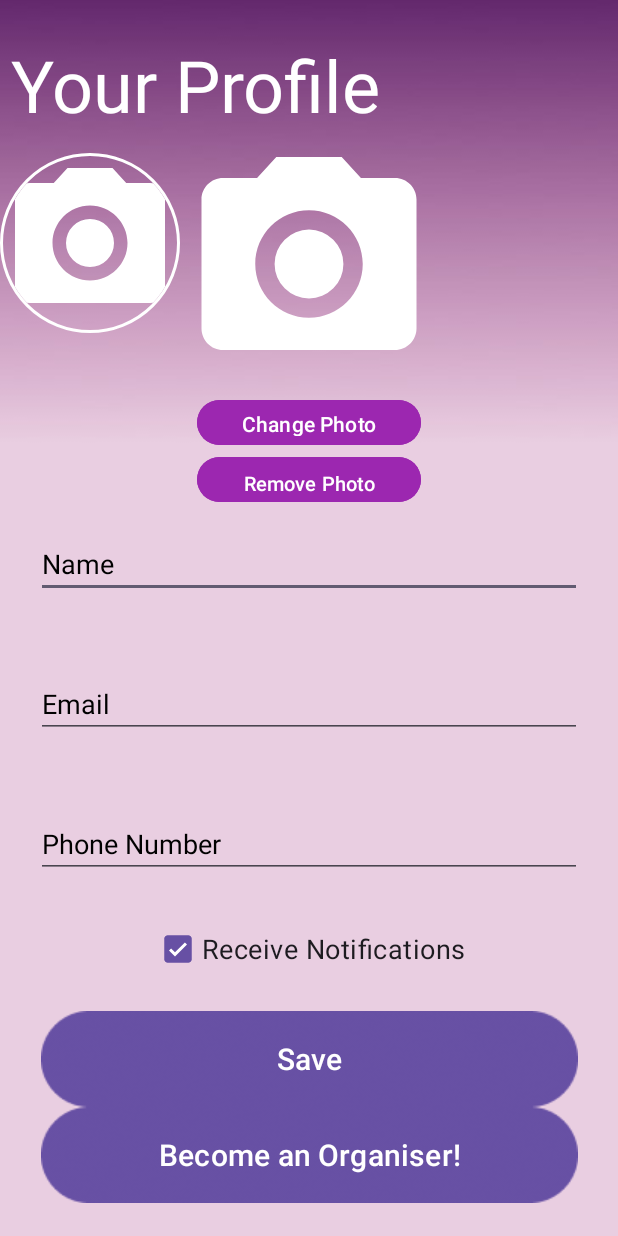
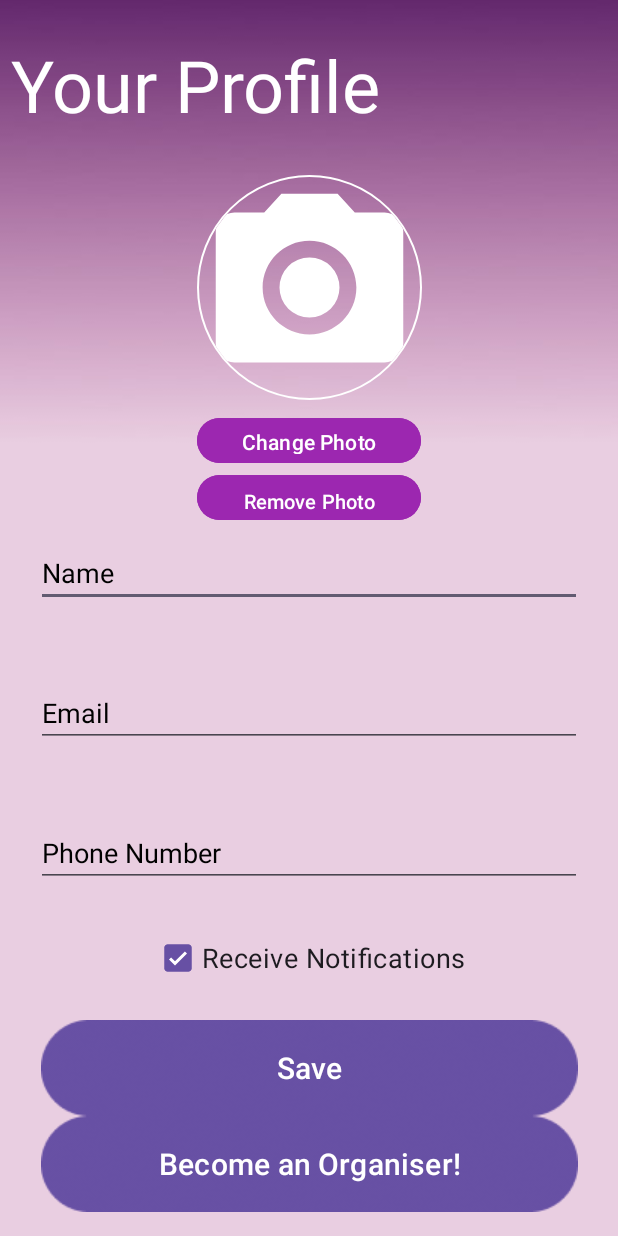
Before and after one commit to CMPUT301F24helios/Aethon-Events, an Android app: the ProfileActivity screen opened directly, with no data from a screen before it, on a phone screen of 412 x 824 dp. Run offline under Robolectric (Android 15) with nearby library versions, the phone set to English and light mode, and no system bars; our stand-ins replace CircleImageView, Firebase (no records; nobody signed in at launch, a user with empty details on screens opened directly), Picasso; pictures from the network do not load.

Commit message:
Profile pic circular update

```diff
--- a/app/src/main/java/com/example/aethoneventsapp/ProfileActivity.java
+++ b/app/src/main/java/com/example/aethoneventsapp/ProfileActivity.java
@@ -36,7 +36,6 @@ public class ProfileActivity extends AppCompatActivity {
     private String deviceId;
     private Uri imageUri;
     private UserProfile user;
-    private CircleImageView tmp_circularView;
 
     // Profile Data
     private String name, email, phNo, profilePic;
@@ -58,7 +57,6 @@ public class ProfileActivity extends AppCompatActivity {
         profileImageView = findViewById(R.id.profileImage);
         removePhoto = findViewById(R.id.removePhoto);
 
-        tmp_circularView = findViewById(R.id.circularImageView);
 
         // Initialize Firebase instances
         db = FirebaseFirestore.getInstance();
@@ -122,10 +120,6 @@ public class ProfileActivity extends AppCompatActivity {
                                     .load(profilePic)
                                     .placeholder(R.drawable.baseline_person_24) // Optional placeholder
                                     .into(profileImageView);
-                            Picasso.get()
-                                    .load(profilePic)
-                                    .placeholder(R.drawable.baseline_person_24) // Optional placeholder
-                                    .into(tmp_circularView);
                         }
 
                         if (Boolean.TRUE.equals(isOrganizer)) {
--- a/app/src/main/res/layout/profile_page.xml
+++ b/app/src/main/res/layout/profile_page.xml
@@ -20,38 +20,23 @@
         app:layout_constraintTop_toTopOf="parent" />
 
     <de.hdodenhof.circleimageview.CircleImageView
-        android:id="@+id/circularImageView"
-        android:layout_width="120dp"
-        android:layout_height="120dp"
+        android:id="@+id/profileImage"
+        android:layout_width="150dp"
+        android:layout_height="150dp"
         android:layout_centerInParent="true"
         android:layout_marginStart="9dp"
         android:layout_marginTop="28dp"
         android:layout_marginEnd="9dp"
-        android:layout_marginBottom="146dp"
         android:clickable="true"
         android:src="@drawable/baseline_camera_alt_24"
         app:civ_border_color="#ffffff"
-        app:civ_border_width="2dp"
+        app:civ_border_width="1dp"
 
-        app:layout_constraintBottom_toTopOf="@+id/edit_name"
-        app:layout_constraintEnd_toStartOf="@+id/profileImage"
-        app:layout_constraintStart_toStartOf="parent"
-        app:layout_constraintTop_toBottomOf="@+id/textView" />
-
-    <ImageView
-        android:id="@+id/profileImage"
-        android:layout_width="172dp"
-        android:layout_height="142dp"
-        android:layout_gravity="center_horizontal"
-        android:layout_marginTop="16dp"
-        android:layout_marginBottom="8dp"
-        android:clipToOutline="true"
-        android:scaleType="centerCrop"
-        android:src="@drawable/baseline_camera_alt_24"
         app:layout_constraintBottom_toTopOf="@+id/changePhoto"
         app:layout_constraintEnd_toEndOf="parent"
         app:layout_constraintStart_toStartOf="parent"
         app:layout_constraintTop_toBottomOf="@+id/textView" />
+
 
     <Button
         android:id="@+id/changePhoto"
```
